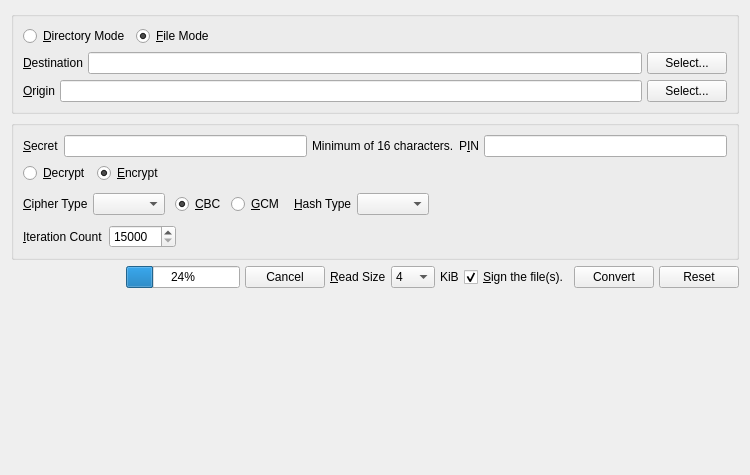
This is branches/trunk/UI/spot-on-encryptfile-page.ui in textbrowser/spot-on as Qt 5 draws it before an edit. The edited form follows.
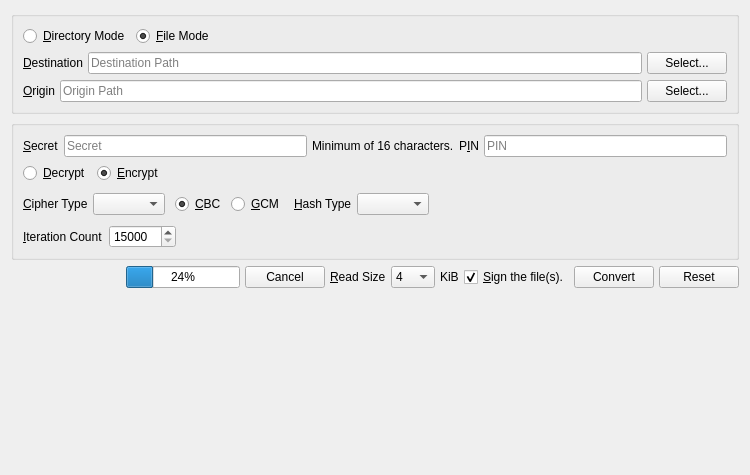
This is the edited form.

```diff
--- a/branches/trunk/UI/spot-on-encryptfile-page.ui
+++ b/branches/trunk/UI/spot-on-encryptfile-page.ui
@@ -73,7 +73,11 @@
          </widget>
         </item>
         <item>
-         <widget class="QLineEdit" name="destination"/>
+         <widget class="QLineEdit" name="destination">
+          <property name="placeholderText">
+           <string>Destination Path</string>
+          </property>
+         </widget>
         </item>
         <item>
          <widget class="QPushButton" name="selectDestination">
@@ -100,7 +104,11 @@
          </widget>
         </item>
         <item>
-         <widget class="QLineEdit" name="file"/>
+         <widget class="QLineEdit" name="file">
+          <property name="placeholderText">
+           <string>Origin Path</string>
+          </property>
+         </widget>
         </item>
         <item>
          <widget class="QPushButton" name="select">
@@ -133,7 +141,11 @@
          </widget>
         </item>
         <item>
-         <widget class="QLineEdit" name="password"/>
+         <widget class="QLineEdit" name="password">
+          <property name="placeholderText">
+           <string>Secret</string>
+          </property>
+         </widget>
         </item>
         <item>
          <widget class="QLabel" name="label_5">
@@ -153,7 +165,11 @@
          </widget>
         </item>
         <item>
-         <widget class="QLineEdit" name="pin"/>
+         <widget class="QLineEdit" name="pin">
+          <property name="placeholderText">
+           <string>PIN</string>
+          </property>
+         </widget>
         </item>
        </layout>
       </item>
```
